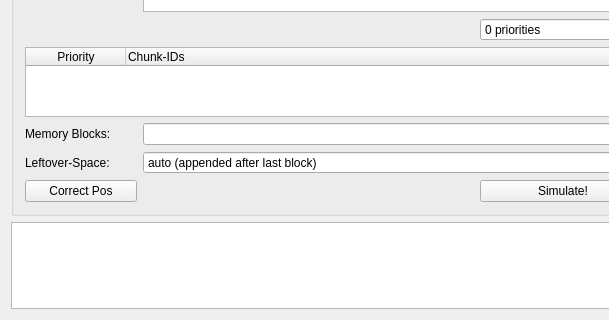
Above: src/Algo.ui from the-Obsessed-Maniacs/ChunkDistributor before the change; both pictures show x 0 to 609 and y 176 to 496 of the 1081 by 496 pixel window. Below: the same form after it.
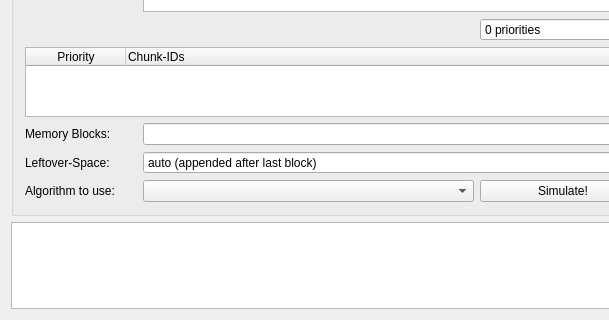
That is the form after the change. Icons and pictures are not drawn.

Diff of the .ui file:
```diff
--- a/src/Algo.ui
+++ b/src/Algo.ui
@@ -203,18 +203,15 @@
          </widget>
         </item>
         <item row="5" column="0">
-         <widget class="QPushButton" name="pb_viscor">
-          <property name="enabled">
-           <bool>true</bool>
-          </property>
+         <widget class="QLabel" name="l_algo">
           <property name="text">
-           <string>Correct Pos</string>
-          </property>
-          <property name="icon">
-           <iconset theme="document-properties"/>
+           <string>Algorithm to use:</string>
           </property>
          </widget>
         </item>
+        <item row="5" column="1">
+         <widget class="QComboBox" name="cb_algo"/>
+        </item>
        </layout>
       </widget>
      </item>
```
